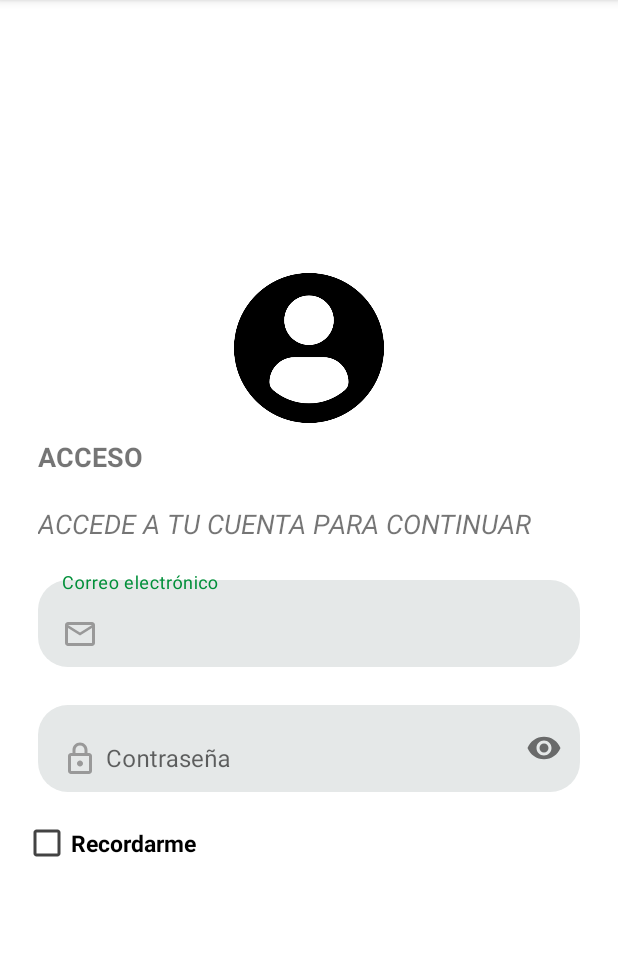
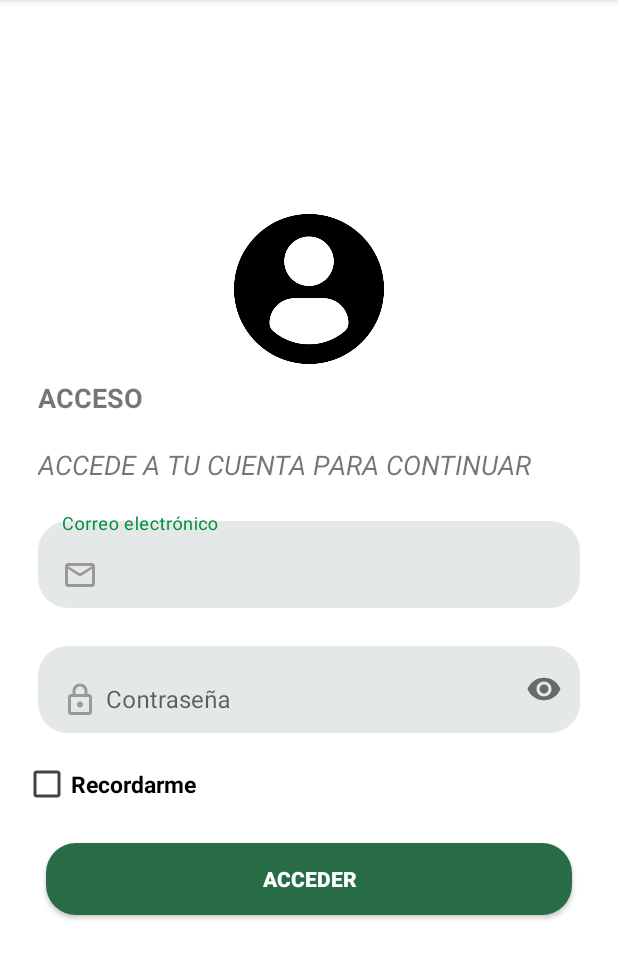
Before and after one commit to HackathonNicaragua2019/INNOVA-REVOLUTION, an Android app: the screen it shows after launch (MainActivity), on a phone screen of 412 x 824 dp, the part 84-1063 px from its top. Run offline under Robolectric (Android 15) with nearby library versions, the phone set to English and light mode, and no system bars.

Commit message:
Login Button
Se ha terminado de desarrollar el botón que le permitirá al usuario
ingresar

```diff
--- a/app/src/main/res/layout/activity_main.xml
+++ b/app/src/main/res/layout/activity_main.xml
@@ -77,15 +77,16 @@
             android:textStyle="bold"
             app:useMaterialThemeColors="true"
             android:textColorHint="#616161"/>
+        <androidx.appcompat.widget.AppCompatButton
+            android:layout_width="match_parent"
+            android:layout_height="wrap_content"
+            android:id="@+id/btnLoginAcceder"
+            android:background="@drawable/btn_personalizado"
+            android:text="@string/acceder"
+            android:textColor="@color/white"
+            android:textStyle="bold"
+            android:layout_margin="15dp"/>
 
-<!--        <androidx.appcompat.widget.AppCompatButton-->
-<!--            android:id="@+id/btnAcceder"-->
-<!--            android:layout_width="match_parent"-->
-<!--            android:layout_height="wrap_content"-->
-<!--            android:background="@drawable/btn_personalizado"-->
-<!--            android:text="@string/acceder"-->
-<!--            android:textStyle="bold"-->
-<!--            android:layout_margin="15dp"-->
-<!--            android:textColor="@color/white"/>-->
+
     </androidx.appcompat.widget.LinearLayoutCompat>
 </androidx.appcompat.widget.LinearLayoutCompat>
--- a/app/src/main/res/values/strings.xml
+++ b/app/src/main/res/values/strings.xml
@@ -6,4 +6,5 @@
     <string name="correo_electr_nico">Correo electrónico</string>
     <string name="contrase_a">Contraseña</string>
     <string name="recordarme">Recordarme</string>
+    <string name="acceder">ACCEDER</string>
 </resources>
```
